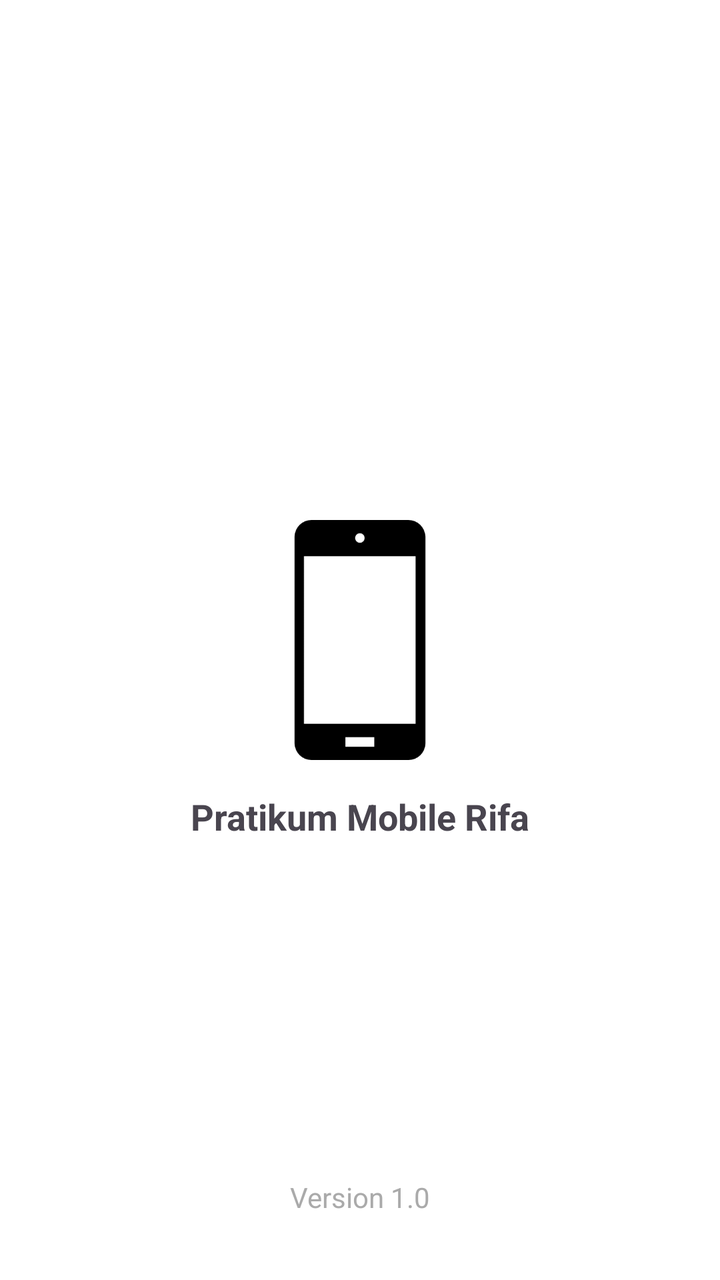
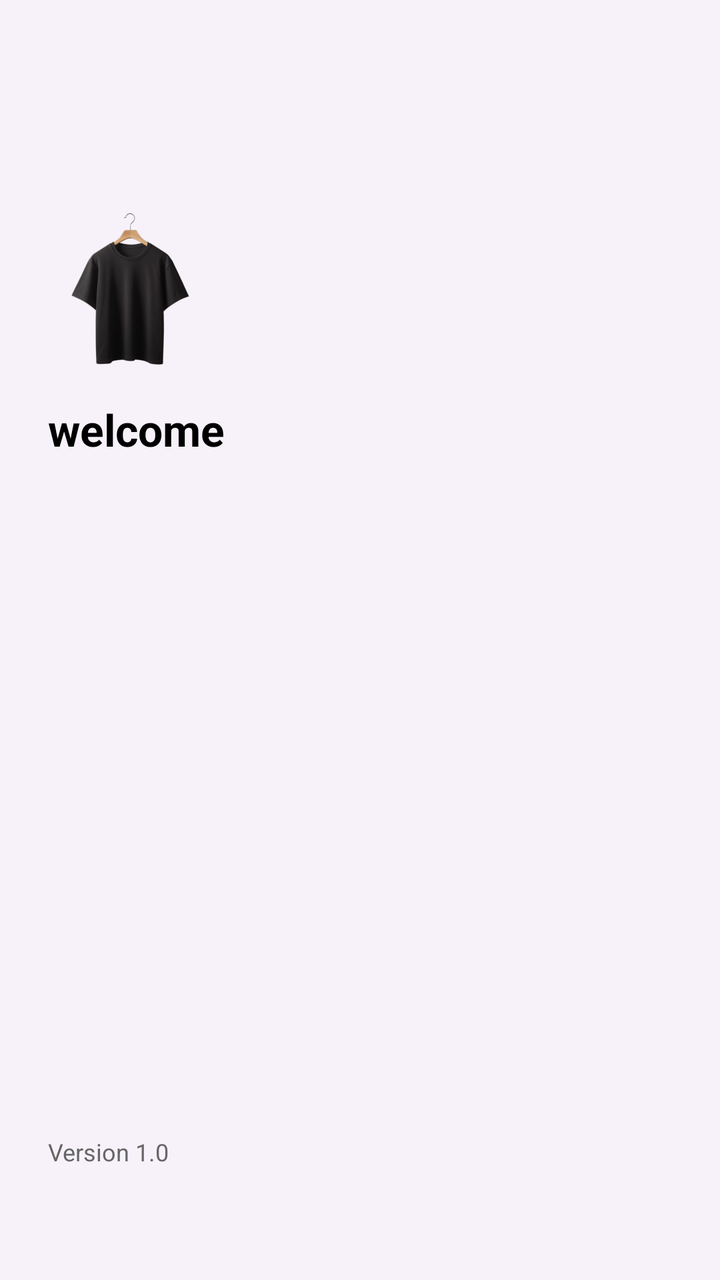

An Android layout rendered at two revisions. The XML below is the earlier revision; the diff shows what the commit changed to produce the second picture.
<!-- AndroidManifest.xml: application theme Theme.PratikumMobileRifa -->
<!-- res/layout/activity_splash_screen.xml -->
<?xml version="1.0" encoding="utf-8"?>
<androidx.constraintlayout.widget.ConstraintLayout xmlns:android="http://schemas.android.com/apk/res/android"
    xmlns:app="http://schemas.android.com/apk/res-auto"
    xmlns:tools="http://schemas.android.com/tools"
    android:id="@+id/main"
    android:layout_width="match_parent"
    android:layout_height="match_parent"
    android:background="@color/white"
    tools:context=".SplashScreenActivity">

    <ImageView
        android:id="@+id/ivLogo"
        android:layout_width="120dp"
        android:layout_height="120dp"
        android:src="@drawable/smartphone"
        app:layout_constraintBottom_toBottomOf="parent"
        app:layout_constraintEnd_toEndOf="parent"
        app:layout_constraintStart_toStartOf="parent"
        app:layout_constraintTop_toTopOf="parent"
        tools:ignore="ContentDescription" />

    <TextView
        android:id="@+id/tvAppName"
        android:layout_width="wrap_content"
        android:layout_height="wrap_content"
        android:layout_marginTop="16dp"
        android:text="Pratikum Mobile Rifa"
        android:textSize="18sp"
        android:textStyle="bold"
        app:layout_constraintEnd_toEndOf="parent"
        app:layout_constraintStart_toStartOf="parent"
        app:layout_constraintTop_toBottomOf="@id/ivLogo" />

    <TextView
        android:id="@+id/tvVersion"
        android:layout_width="wrap_content"
        android:layout_height="wrap_content"
        android:layout_marginBottom="32dp"
        android:text="Version 1.0"
        android:textColor="@android:color/darker_gray"
        app:layout_constraintBottom_toBottomOf="parent"
        app:layout_constraintEnd_toEndOf="parent"
        app:layout_constraintStart_toStartOf="parent" />

</androidx.constraintlayout.widget.ConstraintLayout>
<!-- resources referenced by this layout -->
<resources>
  <color name="white">#FFFFFFFF</color>
  <!-- drawable smartphone: png bitmap (drawable, 4245 bytes) -->
  <style name="Theme.PratikumMobileRifa" parent="Base.Theme.PratikumMobileRifa" />
  <style name="Base.Theme.PratikumMobileRifa" parent="Theme.Material3.DayNight.NoActionBar">
          
          
      </style>
</resources>

<!-- the commit's change to res/layout/activity_splash_screen.xml (unified diff, before → after) -->
@@ -5,29 +5,30 @@
     android:id="@+id/main"
     android:layout_width="match_parent"
     android:layout_height="match_parent"
-    android:background="@color/white"
+    android:background="@color/bg_light"
+    android:padding="24dp"
     tools:context=".SplashScreenActivity">
 
     <ImageView
         android:id="@+id/ivLogo"
-        android:layout_width="120dp"
-        android:layout_height="120dp"
-        android:src="@drawable/smartphone"
-        app:layout_constraintBottom_toBottomOf="parent"
-        app:layout_constraintEnd_toEndOf="parent"
+        android:layout_width="80dp"
+        android:layout_height="80dp"
+        android:layout_marginTop="80dp"
+        android:scaleType="fitCenter"
+        android:src="@drawable/baju"
         app:layout_constraintStart_toStartOf="parent"
         app:layout_constraintTop_toTopOf="parent"
         tools:ignore="ContentDescription" />
 
     <TextView
-        android:id="@+id/tvAppName"
+        android:id="@+id/tvWelcome"
         android:layout_width="wrap_content"
         android:layout_height="wrap_content"
         android:layout_marginTop="16dp"
-        android:text="Pratikum Mobile Rifa"
-        android:textSize="18sp"
+        android:text="welcome"
+        android:textColor="@color/black"
+        android:textSize="22sp"
         android:textStyle="bold"
-        app:layout_constraintEnd_toEndOf="parent"
         app:layout_constraintStart_toStartOf="parent"
         app:layout_constraintTop_toBottomOf="@id/ivLogo" />
 
@@ -37,9 +38,9 @@
         android:layout_height="wrap_content"
         android:layout_marginBottom="32dp"
         android:text="Version 1.0"
-        android:textColor="@android:color/darker_gray"
+        android:textColor="#666666"
+        android:textSize="12sp"
         app:layout_constraintBottom_toBottomOf="parent"
-        app:layout_constraintEnd_toEndOf="parent"
         app:layout_constraintStart_toStartOf="parent" />
 
 </androidx.constraintlayout.widget.ConstraintLayout>
<!-- resource entries referenced after the edit -->
@@ -1,7 +1,8 @@
 <!-- resources referenced by this layout -->
 <resources>
-  <color name="white">#FFFFFFFF</color>
-  <!-- drawable smartphone: png bitmap (drawable, 4245 bytes) -->
+  <color name="bg_light">#F7F2FA</color>
+  <color name="black">#FF000000</color>
+  <!-- drawable baju: png bitmap (drawable, 65515 bytes) -->
   <style name="Theme.PratikumMobileRifa" parent="Base.Theme.PratikumMobileRifa" />
   <style name="Base.Theme.PratikumMobileRifa" parent="Theme.Material3.DayNight.NoActionBar">
           
